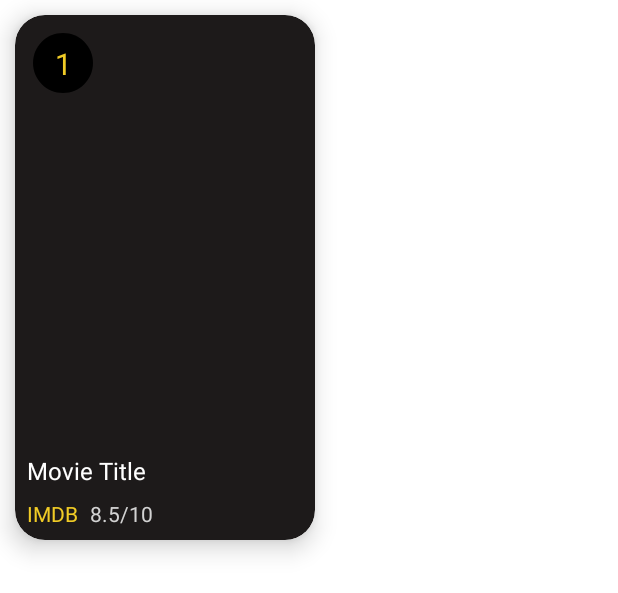
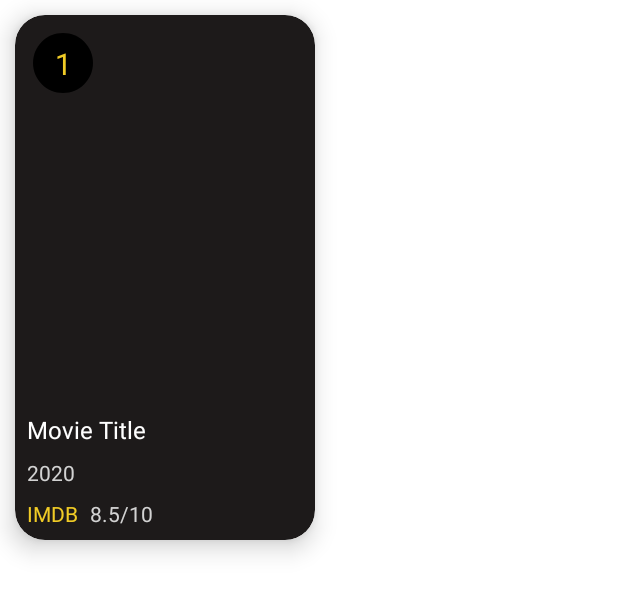
Before and after one commit to M0rtheus/Movie_App, an Android app: the layout item_top_movies.xml on its own in the app's theme, with its tools: preview values and no code run, on a phone screen of 412 x 824 dp. Shown: the top 593 px of the screen. Run offline under Robolectric (Android 15) with nearby library versions, the phone set to English and light mode, and no system bars.

Commit message:
update TopMovieAdapter

```diff
--- a/app/src/main/java/lt/vcs/movieapp/adapters/TopMovieAdapter.java
+++ b/app/src/main/java/lt/vcs/movieapp/adapters/TopMovieAdapter.java
@@ -51,7 +51,7 @@ public class TopMovieAdapter extends RecyclerView.Adapter<TopMovieAdapter.TopMov
 
         holder.rankTextView.setText(String.valueOf(list.get(position).getRank()));
         holder.scoreTextView.setText(list.get(position).getImDbRating());
-
+        holder.yearTextView.setText(String.valueOf(list.get(position).getYear()));
         if (list.get(position).getTitle().length() < 20) {
             holder.titleTextView.setText(list.get(position).getTitle());
         } else {
@@ -70,6 +70,7 @@ public class TopMovieAdapter extends RecyclerView.Adapter<TopMovieAdapter.TopMov
         private TextView titleTextView;
         private TextView scoreTextView;
         private TextView rankTextView;
+        private TextView yearTextView;
 
 
         public TopMoviesViewHolder(@NonNull View itemView) {
@@ -78,6 +79,7 @@ public class TopMovieAdapter extends RecyclerView.Adapter<TopMovieAdapter.TopMov
             rankTextView = itemView.findViewById(R.id.topMovieRankTextView);
             scoreTextView = itemView.findViewById(R.id.topMovieIMDBScoreTextView);
             titleTextView = itemView.findViewById(R.id.topMovieTitleTextView);
+            yearTextView = itemView.findViewById(R.id.topMovieYearTextView);
             itemView.setOnClickListener(this);
         }
 
--- a/app/src/main/res/layout/item_top_movies.xml
+++ b/app/src/main/res/layout/item_top_movies.xml
@@ -49,7 +49,7 @@
             android:text="Movie Title"
             android:textColor="@color/white"
             android:textSize="16sp"
-            app:layout_constraintBottom_toTopOf="@+id/topMovieIMDBTextView"
+            app:layout_constraintBottom_toTopOf="@+id/topMovieYearTextView"
             app:layout_constraintStart_toStartOf="parent" />
 
         <TextView
@@ -65,7 +65,16 @@
             app:layout_constraintTop_toTopOf="@+id/imageView"
             android:elevation="2dp"/>
 
-
+        <TextView
+            android:id="@+id/topMovieYearTextView"
+            android:layout_width="wrap_content"
+            android:layout_height="wrap_content"
+            android:layout_marginStart="8dp"
+            android:layout_marginBottom="8dp"
+            android:text="2020"
+            android:textColor="@color/darker_white"
+            app:layout_constraintBottom_toTopOf="@+id/topMovieIMDBTextView"
+            app:layout_constraintStart_toStartOf="parent" />
 
         <TextView
             android:id="@+id/topMovieIMDBScoreTextView"
```
Also changed, not shown: app/src/main/java/lt/vcs/movieapp/adapters/MostPopularAdapter.java (+3 -4 lines).
